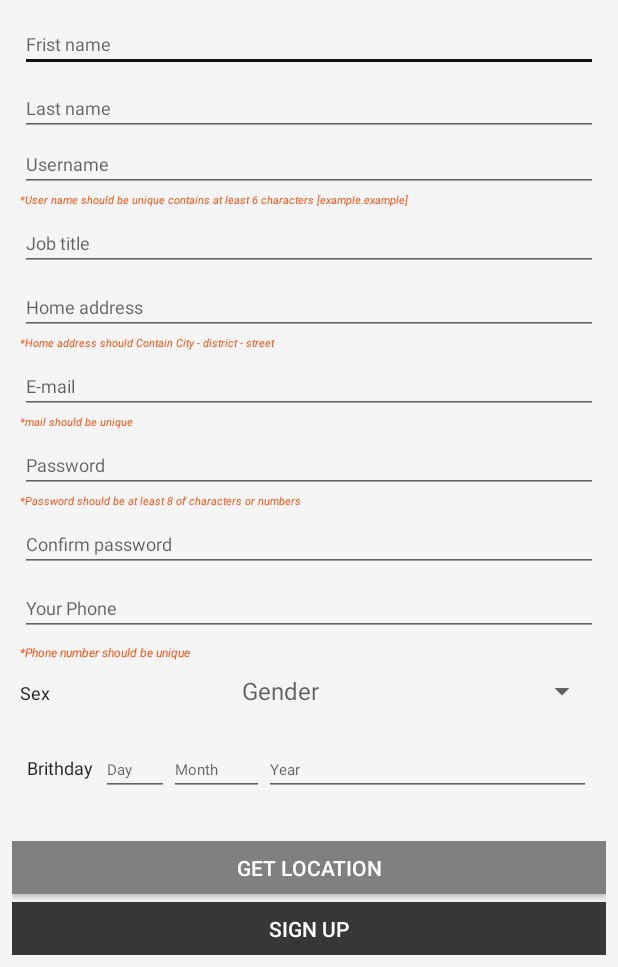
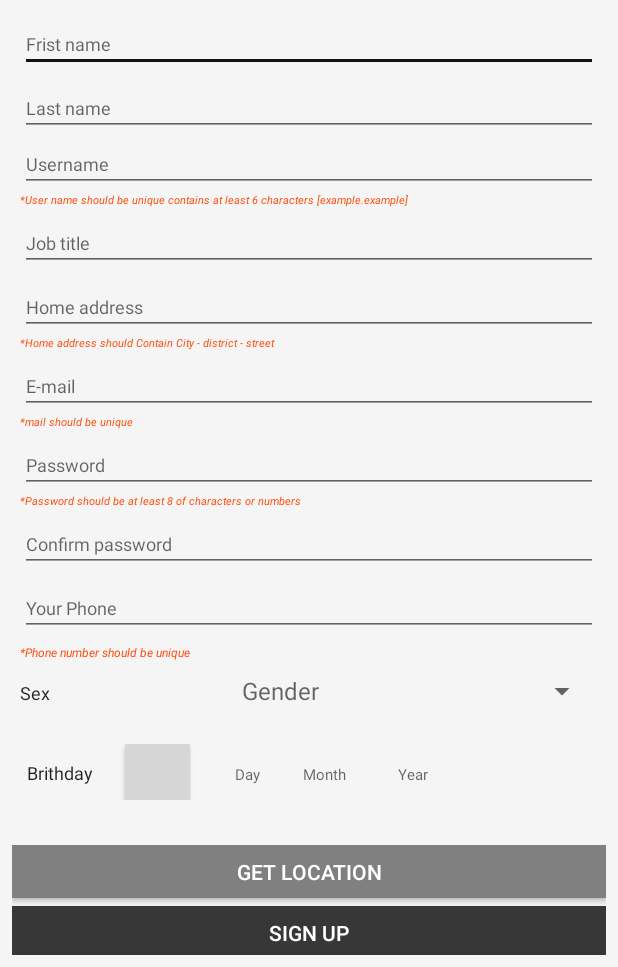
Before and after one commit to Mostafa-Fathi/Sharek-App, an Android app: the screen it shows after launch (SignUp), after a tap on "DON'T HAVE ACCOUNT? SIGN UP.", on a phone screen of 412 x 824 dp, the part 269-1236 px from its top. Run offline under Robolectric (Android 15) with nearby library versions, the phone set to English and light mode, and no system bars; our stand-ins replace Volley; grey boxes are pictures that could not be loaded.

Commit message:
add Date Picker Dialog on add share and add intrest Desgin edit

```diff
--- a/app/src/main/java/com/example/khalid/sharektest/SignUp.java
+++ b/app/src/main/java/com/example/khalid/sharektest/SignUp.java
@@ -1,6 +1,8 @@
 package com.example.khalid.sharektest;
 
 import android.app.Activity;
+import android.app.DatePickerDialog;
+import android.app.Dialog;
 import android.content.DialogInterface;
 import android.content.Intent;
 import android.content.SharedPreferences;
@@ -19,10 +21,16 @@ import android.util.Log;
 import android.view.View;
 import android.widget.AdapterView;
 import android.widget.Button;
+import android.widget.DatePicker;
 import android.widget.EditText;
 import android.widget.Spinner;
 import android.widget.TextView;
 import android.widget.Toast;
+import android.widget.DatePicker;
+import android.app.DatePickerDialog;
+import android.app.Dialog;
+import android.support.v7.app.AppCompatActivity;
+
 
 import com.android.volley.AuthFailureError;
 import com.android.volley.Response;
@@ -37,6 +45,8 @@ import com.example.khalid.sharektest.tour.tour_welcome;
 import org.json.JSONException;
 import org.json.JSONObject;
 
+import java.util.Calendar;
+import java.util.Date;
 import java.util.Map;
 
 public class SignUp extends AppCompatActivity implements View.OnClickListener, AdapterView.OnItemSelectedListener {
@@ -44,10 +54,24 @@ public class SignUp extends AppCompatActivity implements View.OnClickListener, A
     private static final int REQUEST_TAKE_poster_PHOTO = 1;
     //private static final int MY_PERMISSIONS_REQUEST_ACCESS_FINE_LOCATION = 0x8000000;
     private static int REQUEST_LOAD_poster_IMAGE = 2;
-    EditText fname, lname, uname, email, phone, day, year, month, pass, repass, work, haddress;
+    EditText fname;
+    EditText lname;
+    EditText uname;
+    EditText email;
+    EditText phone;
+    TextView day;
+    TextView year;
+    TextView month;
+    EditText pass;
+    EditText repass;
+    EditText work;
+    EditText haddress;
+    int dpyear , dpday,dpmonth;
+    static final int Did=0;
+
     TextView limit_haddress, limit_phone, limit_pass, limit_mail, limit_username;
     Spinner gender;
-    Button sign, getlocation, uploadNationalID;
+    Button sign, getlocation, uploadNationalID,datebtn;
     String genderitem;
     double latitude = 0, longitude = 0;
     JSONObject jsonObject;
@@ -71,9 +95,9 @@ public class SignUp extends AppCompatActivity implements View.OnClickListener, A
         email.setOnClickListener(this);
         phone = (EditText) findViewById(R.id.signup_phone_editText);
         phone.setOnClickListener(this);
-        day = (EditText) findViewById(R.id.signup_day_editText);
-        year = (EditText) findViewById(R.id.signup_year_editText);
-        month = (EditText) findViewById(R.id.signup_month_editText);
+        day = (TextView) findViewById(R.id.signup_day_editText);
+        year = (TextView) findViewById(R.id.signup_year_editText);
+        month = (TextView) findViewById(R.id.signup_month_editText);
         pass = (EditText) findViewById(R.id.signup_password_editText);
         pass.setOnClickListener(this);
         repass = (EditText) findViewById(R.id.signup_repassword_editText2);
@@ -91,6 +115,8 @@ public class SignUp extends AppCompatActivity implements View.OnClickListener, A
         sign.setOnClickListener(this);
         getlocation.setOnClickListener(this);
         uploadNationalID.setOnClickListener(this);
+        datebtn=(Button)findViewById(R.id.button4);
+        datebtn.setOnClickListener(this);
 
         SpinnerCustomArrayAdapter genderarr = new SpinnerCustomArrayAdapter(this, android.R.layout.simple_spinner_dropdown_item);
 
@@ -103,9 +129,34 @@ public class SignUp extends AppCompatActivity implements View.OnClickListener, A
         gender.setSelection(genderarr.getCount());
         getLocationBtnClicked = false;
         checkLocationPermission();
+        final Calendar cal = Calendar.getInstance();
+        dpyear=cal.get(Calendar.YEAR);
+        dpmonth=cal.get(Calendar.MONTH);
+        dpday=cal.get(Calendar.DAY_OF_MONTH);
 
 
     }
+    @Override
+    protected Dialog onCreateDialog(int id){
+        if (id ==Did ){DatePickerDialog c = new DatePickerDialog( this,dlistener ,dpyear , dpmonth, dpday);
+            c.getDatePicker().setMaxDate(new Date().getTime());
+            return c;}
+        else return null;
+
+
+    }
+    private DatePickerDialog.OnDateSetListener dlistener = new DatePickerDialog.OnDateSetListener() {
+        @Override
+        public void onDateSet(DatePicker datePicker, int i, int i1, int i2) {
+            dpyear=i;
+            dpmonth=i1+1;
+            dpday=i2;
+            year.setText(Integer.toString(dpyear));
+            month.setText(Integer.toString(dpmonth));
+            day.setText(Integer.toString(dpday));
+
+        }
+    };
 
     @Override
     public void onItemSelected(AdapterView<?> parent, View view, int position, long id) {
@@ -120,6 +171,7 @@ public class SignUp extends AppCompatActivity implements View.OnClickListener, A
 
     @Override
     public void onClick(View v) {
+        if (v==datebtn){  showDialog(Did);}
         if (v == getlocation) {
             GPSTracker gps = new GPSTracker(this);
             if (gps.isGPSEnabled) {
@@ -170,9 +222,9 @@ public class SignUp extends AppCompatActivity implements View.OnClickListener, A
                                                             + "},"
                                                             + "\"email\":" + "\"" + email.getText().toString() + "\"" + ","
                                                             + "    \"birth\": {"
-                                                            + "\"day\":" + "\"" + day.getText().toString() + "\"" + ","
-                                                            + "        \"month\":" + "\"" + month.getText().toString() + "\"" + ","
-                                                            + "        \"year\":" + "\"" + year.getText().toString() + "\""
+                                                            + "\"day\":" + "\"" + Integer.toString(dpday) + "\"" + ","
+                                                            + "        \"month\":" + "\"" + Integer.toString(dpmonth) + "\"" + ","
+                                                            + "        \"year\":" + "\"" + Integer.toString(dpyear) + "\""
                                                             + "} ,"
                                                             + "\"location\": {"
                                                             + "\"latitude\":" + "\"" + latitude + "\"" + ","
@@ -255,6 +307,7 @@ public class SignUp extends AppCompatActivity implements View.OnClickListener, A
                                                 }
                                             };
                                             AppController.getInstance().addToRequestQueue(req);
+                                            Log.d("r",params_Date);
                                         } else {
                                             Toast.makeText(this, "Review your Data and Recheck your Location", Toast.LENGTH_LONG).show();
                                         }
@@ -409,4 +462,6 @@ public class SignUp extends AppCompatActivity implements View.OnClickListener, A
 
         }
     }
+
+
 }
--- a/app/src/main/java/com/example/khalid/sharektest/Tab3.java
+++ b/app/src/main/java/com/example/khalid/sharektest/Tab3.java
@@ -130,9 +130,10 @@ public class Tab3 extends android.support.v4.app.Fragment implements AdapterView
             @Override
             public void onErrorResponse(VolleyError error) {
 //               Log.i("Error: ", error.getMessage());
+                if (error!=null){
                 Toast.makeText(getContext(), "you cannot connect to the internet", Toast.LENGTH_LONG).show();
 //                pDialog.hide();
-            }
+            }}
         }) {
 
             public String getBodyContentType() {
--- a/app/src/main/res/layout/activity_sign_up.xml
+++ b/app/src/main/res/layout/activity_sign_up.xml
@@ -28,12 +28,10 @@
             android:id="@+id/tableLayout"
             android:layout_width="match_parent"
             android:layout_height="wrap_content"
-            android:layout_alignParentEnd="true"
+            android:padding="5dp"
+            android:layout_below="@+id/signup_propic_imageView"
             android:layout_alignParentLeft="true"
-            android:layout_alignParentRight="true"
-            android:layout_alignParentStart="true"
-            android:layout_below="@+id/signup_propic_imageView"
-            android:padding="5dp">
+            android:layout_alignParentStart="true">
 
             <TableRow
                 android:layout_width="match_parent"
@@ -289,15 +287,16 @@
             android:id="@+id/linearLayout7"
             android:layout_width="match_parent"
             android:layout_height="wrap_content"
+            android:orientation="horizontal"
+            android:padding="10sp"
+            android:weightSum="1"
+            android:layout_below="@+id/tableLayout"
             android:layout_alignParentLeft="true"
-            android:layout_alignParentStart="true"
-            android:layout_below="@+id/tableLayout"
-            android:orientation="horizontal"
-            android:padding="10sp">
+            android:layout_alignParentStart="true">
 
             <TextView
                 android:id="@+id/textView15"
-                android:layout_width="wrap_content"
+                android:layout_width="60sp"
                 android:layout_height="wrap_content"
                 android:layout_marginEnd="5sp"
                 android:layout_marginRight="5sp"
@@ -305,7 +304,20 @@
                 android:textAppearance="?android:attr/textAppearanceLarge"
                 android:textSize="12sp" />
 
-            <EditText
+            <Button
+                android:id="@+id/button4"
+                android:layout_width="43dp"
+                android:layout_height="37dp"
+                android:background="@drawable/ic_date_range_black_24dp" />
+
+            <TextView
+                android:id="@+id/textView9"
+                android:layout_width="30sp"
+                android:layout_height="10dp"
+                android:text="   "
+                tools:text="        " />
+
+            <TextView
                 android:id="@+id/signup_day_editText"
                 android:layout_width="45dp"
                 android:layout_height="wrap_content"
@@ -314,7 +326,7 @@
                 android:inputType="date"
                 android:textSize="10sp" />
 
-            <EditText
+            <TextView
                 android:id="@+id/signup_month_editText"
                 android:layout_width="63dp"
                 android:layout_height="wrap_content"
@@ -323,11 +335,10 @@
                 android:inputType="date"
                 android:textSize="10sp" />
 
-            <EditText
+            <TextView
                 android:id="@+id/signup_year_editText"
-                android:layout_width="wrap_content"
+                android:layout_width="match_parent"
                 android:layout_height="wrap_content"
-                android:layout_weight="1"
                 android:ems="10"
                 android:hint="Year"
                 android:inputType="date"
```
Also changed, not shown: app/src/main/java/com/example/khalid/sharektest/AddIntrest.java (+49 -4 lines), app/src/main/java/com/example/khalid/sharektest/AddShare.java (+44 -4 lines), app/src/main/res/layout/activity_add_intrest.xml (+20 -22 lines), app/src/main/res/layout/activity_add_share.xml (+13 -22 lines).
